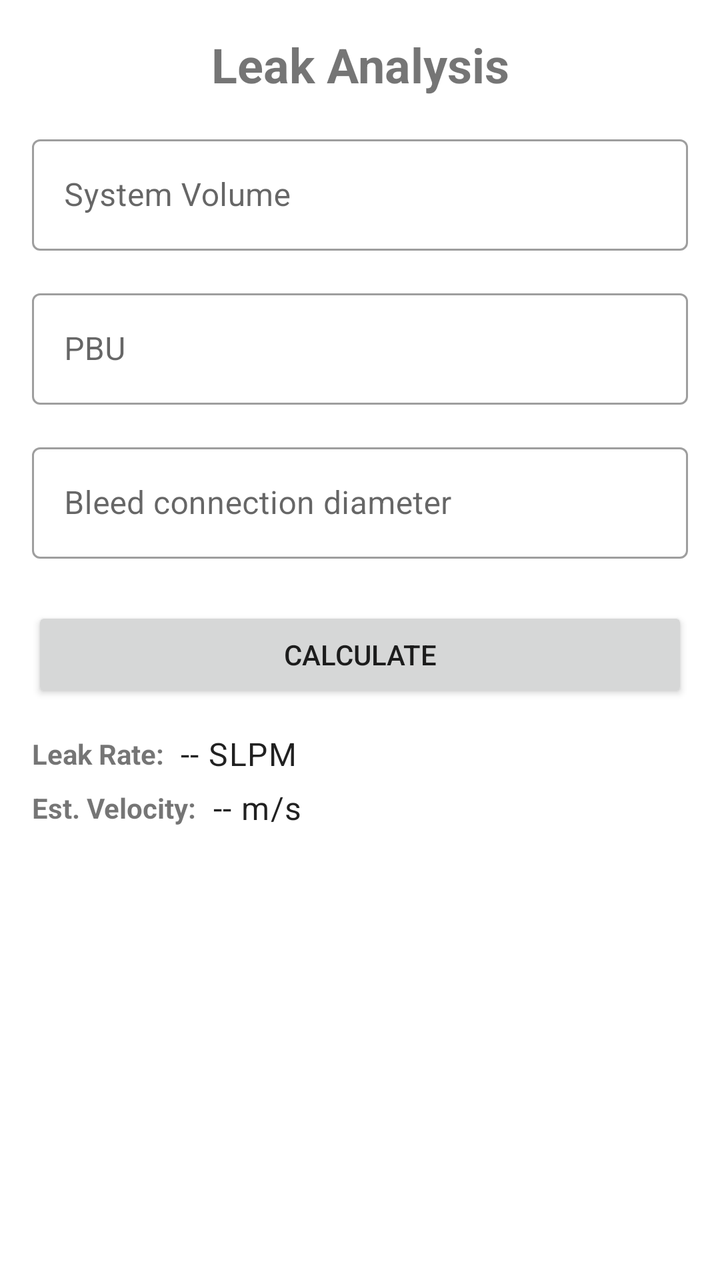
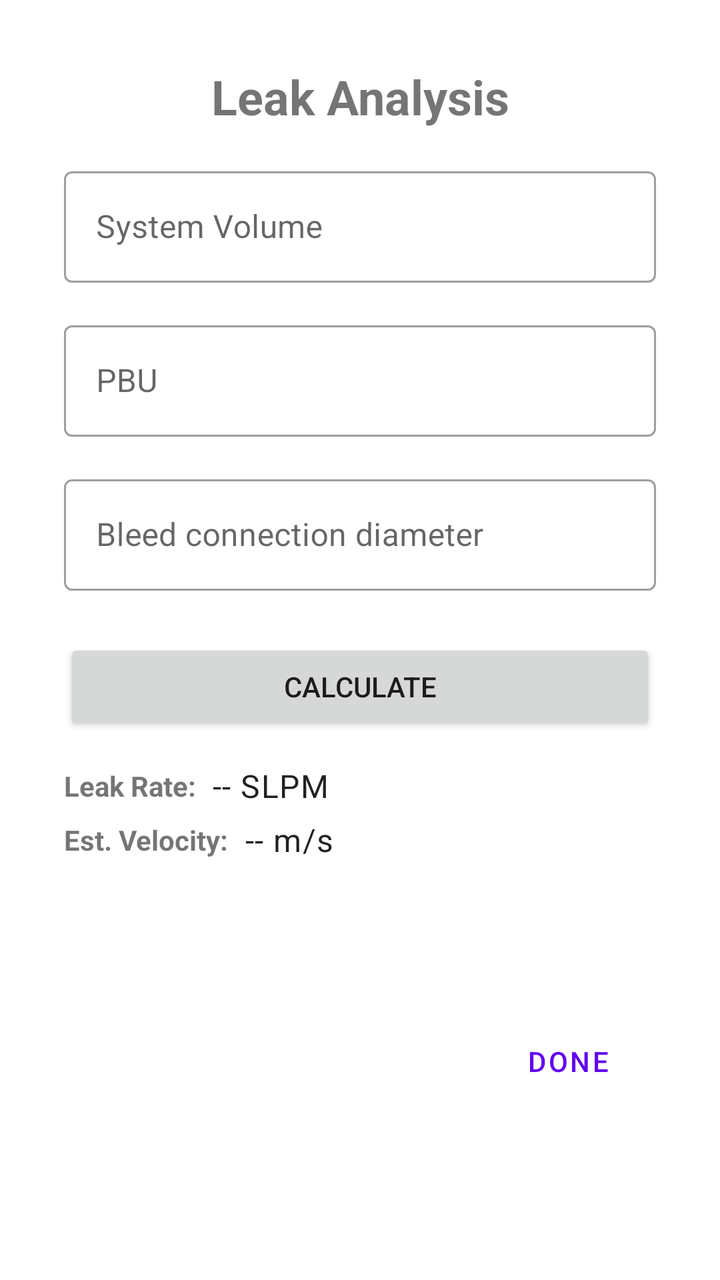

Two renders of the same Android screen: before a commit and after it. Below are the layout's source before the change and the commit's diff.
<!-- AndroidManifest.xml: application theme Theme.ValveTight -->
<!-- res/layout/activity_leak_rate.xml -->
<?xml version="1.0" encoding="utf-8"?>
<androidx.core.widget.NestedScrollView xmlns:android="http://schemas.android.com/apk/res/android"
    xmlns:app="http://schemas.android.com/apk/res-auto"
    xmlns:tools="http://schemas.android.com/tools"
    android:layout_width="match_parent"
    android:layout_height="match_parent"
    android:fillViewport="true">

    <androidx.constraintlayout.widget.ConstraintLayout
        android:layout_width="match_parent"
        android:layout_height="wrap_content"
        android:padding="16dp"
        tools:context=".LeakRateActivity">

        <TextView
            android:id="@+id/textViewLeakRateTitle"
            android:layout_width="wrap_content"
            android:layout_height="wrap_content"
            android:text="@string/leak_rate_activity_title"
            android:textSize="24sp"
            android:textStyle="bold"
            app:layout_constraintTop_toTopOf="parent"
            app:layout_constraintStart_toStartOf="parent"
            app:layout_constraintEnd_toEndOf="parent" />

        <com.google.android.material.textfield.TextInputLayout
            android:id="@+id/textInputLayoutSystemVolume"
            style="@style/Widget.MaterialComponents.TextInputLayout.OutlinedBox"
            android:layout_width="0dp"
            android:layout_height="wrap_content"
            android:layout_marginTop="16dp"
            android:hint="@string/system_volume_hint_editable"
            app:suffixText="L"
            app:layout_constraintTop_toBottomOf="@id/textViewLeakRateTitle"
            app:layout_constraintStart_toStartOf="parent"
            app:layout_constraintEnd_toEndOf="parent">
            <com.google.android.material.textfield.TextInputEditText
                android:id="@+id/editTextSystemVolumeLiters"
                android:layout_width="match_parent"
                android:layout_height="wrap_content"
                android:inputType="numberDecimal" />
        </com.google.android.material.textfield.TextInputLayout>

        <com.google.android.material.textfield.TextInputLayout
            android:id="@+id/textInputLayoutPressureChangeRate"
            style="@style/Widget.MaterialComponents.TextInputLayout.OutlinedBox"
            android:layout_width="0dp"
            android:layout_height="wrap_content"
            android:layout_marginTop="16dp"
            android:hint="@string/pressure_change_rate_hint"
        app:suffixText="bar/min"
        app:layout_constraintTop_toBottomOf="@id/textInputLayoutSystemVolume"
        app:layout_constraintStart_toStartOf="parent"
        app:layout_constraintEnd_toEndOf="parent">
        <com.google.android.material.textfield.TextInputEditText
            android:id="@+id/editTextPressureChangeRate"
            android:layout_width="match_parent"
            android:layout_height="wrap_content"
            android:inputType="numberDecimal" />
    </com.google.android.material.textfield.TextInputLayout>

    <com.google.android.material.textfield.TextInputLayout
        android:id="@+id/textInputLayoutBleedDiameter"
        style="@style/Widget.MaterialComponents.TextInputLayout.OutlinedBox"
        android:layout_width="0dp"
        android:layout_height="wrap_content"
        android:layout_marginTop="16dp"
        android:hint="@string/bleed_diameter_hint"
    app:suffixText="mm"
    app:layout_constraintTop_toBottomOf="@id/textInputLayoutPressureChangeRate"
    app:layout_constraintStart_toStartOf="parent"
    app:layout_constraintEnd_toEndOf="parent">
    <com.google.android.material.textfield.TextInputEditText
        android:id="@+id/editTextBleedDiameter"
        android:layout_width="match_parent"
        android:layout_height="wrap_content"
        android:inputType="text"/>
</com.google.android.material.textfield.TextInputLayout>

<Button
android:id="@+id/buttonCalculateAnalysis"
android:layout_width="0dp"
android:layout_height="wrap_content"
android:minHeight="48dp"
android:layout_marginTop="24dp"
android:text="@string/calculate_button"
app:layout_constraintTop_toBottomOf="@id/textInputLayoutBleedDiameter"
app:layout_constraintStart_toStartOf="parent"
app:layout_constraintEnd_toEndOf="parent"/>

<TextView
android:id="@+id/textViewCalculatedLeakRateLabel"
android:layout_width="wrap_content"
android:layout_height="wrap_content"
android:layout_marginTop="16dp"
android:text="@string/leak_rate_label"
    android:textStyle="bold"
    app:layout_constraintTop_toBottomOf="@id/buttonCalculateAnalysis"
    app:layout_constraintStart_toStartOf="parent"/>
<TextView
android:id="@+id/textViewLeakRateResult"
android:layout_width="0dp"
android:layout_height="wrap_content"
android:layout_marginStart="8dp"
android:text="@string/leak_rate_result_placeholder"
android:textAppearance="?attr/textAppearanceBody1"
app:layout_constraintTop_toTopOf="@id/textViewCalculatedLeakRateLabel"
app:layout_constraintBottom_toBottomOf="@id/textViewCalculatedLeakRateLabel"
app:layout_constraintStart_toEndOf="@id/textViewCalculatedLeakRateLabel"
app:layout_constraintEnd_toEndOf="parent"/>

<TextView
android:id="@+id/textViewVelocityLabel"
android:layout_width="wrap_content"
android:layout_height="wrap_content"
android:layout_marginTop="8dp"
android:text="@string/velocity_label"
android:textStyle="bold"
app:layout_constraintTop_toBottomOf="@id/textViewCalculatedLeakRateLabel"
app:layout_constraintStart_toStartOf="parent"/>
<TextView
android:id="@+id/textViewVelocityResult"
android:layout_width="0dp"
android:layout_height="wrap_content"
android:layout_marginStart="8dp"
android:text="@string/velocity_result_placeholder"
android:textAppearance="?attr/textAppearanceBody1"
app:layout_constraintTop_toTopOf="@id/textViewVelocityLabel"
app:layout_constraintBottom_toBottomOf="@id/textViewVelocityLabel"
app:layout_constraintStart_toEndOf="@id/textViewVelocityLabel"
app:layout_constraintEnd_toEndOf="parent"/>

    </androidx.constraintlayout.widget.ConstraintLayout>
    </androidx.core.widget.NestedScrollView>
<!-- resources referenced by this layout -->
<resources>
  <string name="bleed_diameter_hint">Bleed connection diameter</string>
  <string name="calculate_button">Calculate</string>
  <string name="leak_rate_activity_title">Leak Analysis</string>
  <string name="leak_rate_label">Leak Rate:</string>
  <string name="leak_rate_result_placeholder">-- SLPM</string>
  <string name="pressure_change_rate_hint">PBU</string>
  <string name="system_volume_hint_editable">System Volume</string>
  <string name="velocity_label">Est. Velocity:</string>
  <string name="velocity_result_placeholder">-- m/s</string>
  <style name="Theme.ValveTight" parent="Theme.MaterialComponents.Light.NoActionBar"> 
  
          
          <item name="colorPrimary">@color/purple_500</item>
          <item name="colorPrimaryVariant">@color/purple_700</item>
          <item name="colorOnPrimary">@color/white</item>
          
          <item name="colorSecondary">@color/teal_200</item>
          <item name="colorSecondaryVariant">@color/teal_700</item>
          <item name="colorOnSecondary">@color/black</item>
          
          <item name="android:statusBarColor" tools:targetApi="l">?attr/colorPrimaryVariant</item>
          
  
          
      </style>
  <color name="purple_500">#FF6200EE</color>
  <color name="purple_700">#FF3700B3</color>
  <color name="white">#FFFFFFFF</color>
  <color name="teal_200">#FF03DAC5</color>
  <color name="teal_700">#FF018786</color>
  <color name="black">#FF000000</color>
</resources>

<!-- the commit's change to res/layout/activity_leak_rate.xml (unified diff, before → after) -->
@@ -118,17 +118,35 @@
 android:textStyle="bold"
 app:layout_constraintTop_toBottomOf="@id/textViewCalculatedLeakRateLabel"
 app:layout_constraintStart_toStartOf="parent"/>
-<TextView
-android:id="@+id/textViewVelocityResult"
-android:layout_width="0dp"
-android:layout_height="wrap_content"
-android:layout_marginStart="8dp"
-android:text="@string/velocity_result_placeholder"
-android:textAppearance="?attr/textAppearanceBody1"
-app:layout_constraintTop_toTopOf="@id/textViewVelocityLabel"
-app:layout_constraintBottom_toBottomOf="@id/textViewVelocityLabel"
-app:layout_constraintStart_toEndOf="@id/textViewVelocityLabel"
-app:layout_constraintEnd_toEndOf="parent"/>
+        
+
+        <TextView
+            android:id="@+id/textViewVelocityResult"
+            android:layout_width="0dp"
+            android:layout_height="wrap_content"
+            android:layout_marginStart="8dp"
+            android:text="@string/velocity_result_placeholder"
+            android:textAppearance="?attr/textAppearanceBody1"
+            app:layout_constraintTop_toTopOf="@id/textViewVelocityLabel"
+            app:layout_constraintBottom_toBottomOf="@id/textViewVelocityLabel"
+            app:layout_constraintStart_toEndOf="@id/textViewVelocityLabel"
+            app:layout_constraintEnd_toEndOf="parent"/>
+
+        
+        <Button
+            android:id="@+id/buttonLeakAnalysisDone"
+            android:layout_width="wrap_content"
+            android:layout_height="wrap_content"
+            android:layout_marginTop="32dp"
+            android:layout_marginBottom="8dp"
+            android:text="@string/settings_done_button"
+            style="@style/Widget.MaterialComponents.Button.TextButton"
+            app:layout_constraintTop_toBottomOf="@id/textViewVelocityLabel"
+            app:layout_constraintEnd_toEndOf="parent"
+            app:layout_constraintBottom_toBottomOf="parent" /> 
+
+
+
 
     </androidx.constraintlayout.widget.ConstraintLayout>
     </androidx.core.widget.NestedScrollView>
<!-- resource entries referenced after the edit -->
@@ -6,30 +6,9 @@
   <string name="leak_rate_label">Leak Rate:</string>
   <string name="leak_rate_result_placeholder">-- SLPM</string>
   <string name="pressure_change_rate_hint">PBU</string>
+  <string name="settings_done_button">Done</string>
   <string name="system_volume_hint_editable">System Volume</string>
   <string name="velocity_label">Est. Velocity:</string>
   <string name="velocity_result_placeholder">-- m/s</string>
-  <style name="Theme.ValveTight" parent="Theme.MaterialComponents.Light.NoActionBar"> 
-  
-          
-          <item name="colorPrimary">@color/purple_500</item>
-          <item name="colorPrimaryVariant">@color/purple_700</item>
-          <item name="colorOnPrimary">@color/white</item>
-          
-          <item name="colorSecondary">@color/teal_200</item>
-          <item name="colorSecondaryVariant">@color/teal_700</item>
-          <item name="colorOnSecondary">@color/black</item>
-          
-          <item name="android:statusBarColor" tools:targetApi="l">?attr/colorPrimaryVariant</item>
-          
-  
-          
-      </style>
-  <color name="purple_500">#FF6200EE</color>
-  <color name="purple_700">#FF3700B3</color>
-  <color name="white">#FFFFFFFF</color>
-  <color name="teal_200">#FF03DAC5</color>
-  <color name="teal_700">#FF018786</color>
-  <color name="black">#FF000000</color>
 </resources>
 
